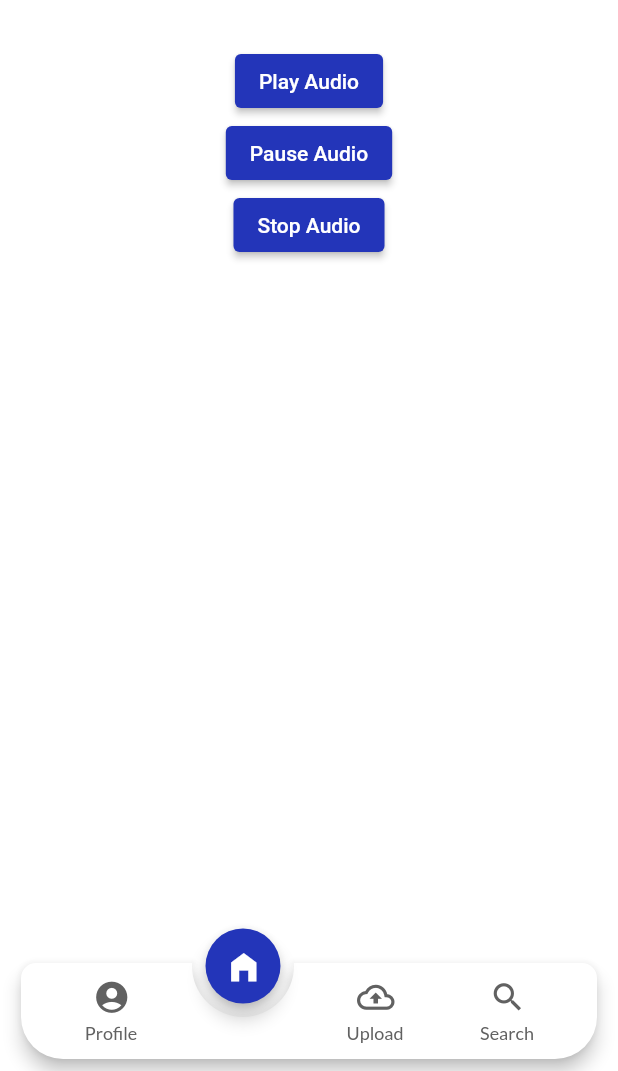
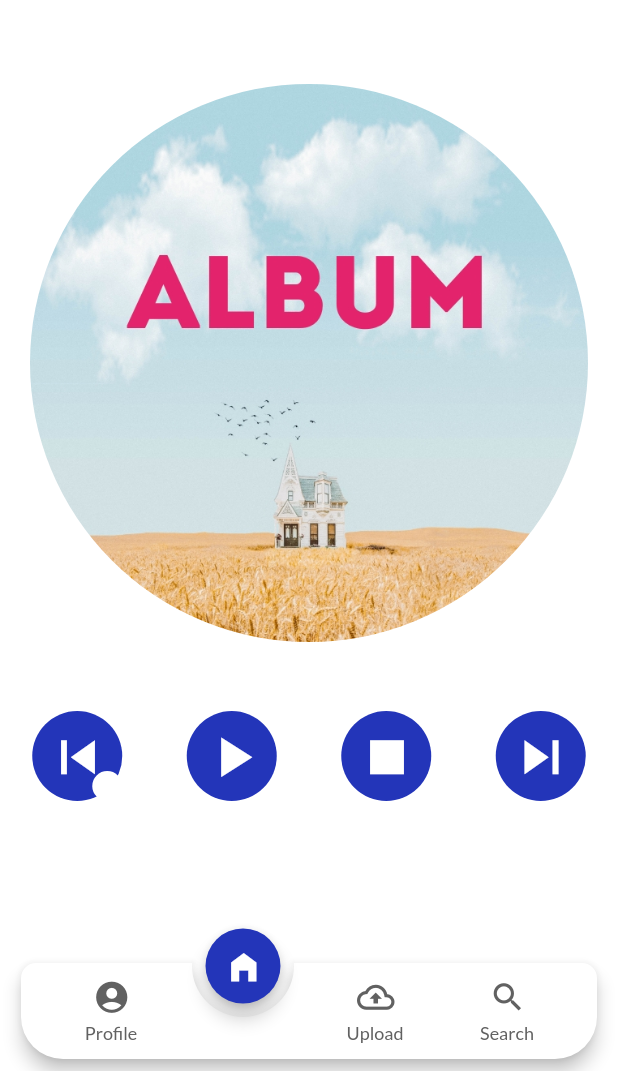
Before and after one commit to Samanrb/Internet_Radio_App, a Flutter app: the AudioPlayer_page screen opened directly, on a phone screen of 412 x 824 dp, the part 165-1236 px from its top. Run offline on Flutter 3.47's test engine with Material 2 defaults, Android fonts, the phone set to English and light mode, and no system bars; drawn by our look-alikes of animated_notch_bottom_bar; our stand-ins replace audioplayers, bloc, flutter_bloc, flutter_pw_validator, google_fonts; missing offline and left inert: dart:ffi; generated files the repository leaves out were written again.

Commit message:
player added

```diff
--- a/App_project/Flutter_app/flutter_internet_app/lib/audioplayer_page.dart
+++ b/App_project/Flutter_app/flutter_internet_app/lib/audioplayer_page.dart
@@ -1,4 +1,4 @@
-// ignore_for_file: camel_case_types, unused_import, unused_local_variable, prefer_const_literals_to_create_immutables, prefer_const_constructors, unused_field, no_leading_underscores_for_local_identifiers, unused_element, non_constant_identifier_names
+// ignore_for_file: camel_case_types, unused_import, unused_local_variable, prefer_const_literals_to_create_immutables, prefer_const_constructors, unused_field, no_leading_underscores_for_local_identifiers, unused_element, non_constant_identifier_names, must_be_immutable
 
 import 'dart:ffi';
 import 'dart:io';
@@ -14,7 +14,6 @@ import 'package:flutter_gen/gen_l10n/app_localizations.dart';
 import 'package:flutter_internet_app/splash_screen.dart';
 import 'package:flutter_pw_validator/flutter_pw_validator.dart';
 import 'package:audioplayers/audioplayers.dart';
-
 
 void main() {
   runApp(AudioPlayers(toggleThemeMode: () {
@@ -85,11 +84,9 @@ class AudioPlayer_page extends StatefulWidget {
 }
 
 class _AudioPlayer_pageState extends State<AudioPlayer_page> {
-
   @override
   Widget build(BuildContext context) {
     final localization = AppLocalizations.of(context)!;
-
 
     return Scaffold(
       resizeToAvoidBottomInset: true, //for keyboard
@@ -106,11 +103,27 @@ class _AudioPlayer_pageState extends State<AudioPlayer_page> {
                     child: Image(image: AssetImage('assets/images/logo.jpg'))),
               ),
             ),
-            SizedBox(
-              height: 20,
+            Expanded(
+              child: Center(
+                child: Padding(
+                  padding: EdgeInsets.all(15.0),
+                  child: ClipRRect(
+                    borderRadius: BorderRadius.circular(200),
+                    child: SizedBox(
+                      height: MediaQuery.of(context).size.width - 40,
+                      width: MediaQuery.of(context).size.width - 40,
+                      child: Image(
+                        image: AssetImage('assets/images/temp_axs.jpg'),
+                      ),
+                    ),
+                  ),
+                ),
+              ),
             ),
             AudioPlayerScreen(),
-
+            SizedBox(
+              height: 80,
+            )
           ],
         ),
       ),
@@ -119,46 +132,137 @@ class _AudioPlayer_pageState extends State<AudioPlayer_page> {
   }
 }
 
+class AudioPlayerScreen extends StatefulWidget {
+  const AudioPlayerScreen({super.key});
 
-class AudioPlayerScreen extends StatelessWidget {
-  const AudioPlayerScreen({super.key});
+  @override
+  State<AudioPlayerScreen> createState() => _AudioPlayerScreenState();
+}
+
+class _AudioPlayerScreenState extends State<AudioPlayerScreen> {
+  bool isPlaying = true;
+  bool firstTimePlayed = false;
+
+  void changePlayingState(bool newState) {
+    setState(() {
+      isPlaying = !isPlaying;
+    });
+  }
+
+  void changeFirstPlayed() {
+    setState(() {
+      firstTimePlayed = false;
+    });
+  }
 
   @override
   Widget build(BuildContext context) {
     return Center(
-        child: Column(
-          mainAxisAlignment: MainAxisAlignment.center,
+      child: Row(
+        mainAxisAlignment: MainAxisAlignment.spaceAround,
         children: <Widget>[
-            ElevatedButton(
-              style: ButtonStyle(
-                backgroundColor: MaterialStateProperty.all(MyAppColors().primaryColor),
+          Container(
+              //skip back 15
+              height: 60,
+              width: 60,
+              decoration: BoxDecoration(
+                borderRadius: BorderRadius.circular(32.5),
+                color: MyAppColors().primaryColor,
               ),
+              child: Stack(
+                children: [
+                  IconButton(
                     onPressed: () {
-                AudioPlayerManager.playAudioFromAsset('audio/temp_song.mp3');
+                      debugPrint("isPlaying is : $isPlaying");
+                      AudioPlayerManager.skipBackward();
                     },
-              child: Text('Play Audio'),
+                    icon: Icon(
+                      Icons.skip_previous,
+                      color: Colors.white,
+                      size: 45,
                     ),
-            ElevatedButton(
-              style: ButtonStyle(
-                backgroundColor: MaterialStateProperty.all(MyAppColors().primaryColor),
                   ),
+                  Positioned(
+                    bottom: 0,
+                    right: 0,
+                    child: Container(
+                      height: 20,
+                      width: 20,
+                        decoration: BoxDecoration(
+                          borderRadius: BorderRadius.circular(32.5),
+                          color: Colors.white,
+                        ),
+                        child: Center(child: Text("15"))),
+                  )
+                ],
+              )),
+          Container(
+              //play and pause
+              height: 60,
+              width: 60,
+              decoration: BoxDecoration(
+                borderRadius: BorderRadius.circular(32.5),
+                color: MyAppColors().primaryColor,
+              ),
+              child: IconButton(
                 onPressed: () {
+                  changePlayingState(true);
+                  debugPrint("isPlaying is : $isPlaying");
+                  if (isPlaying || firstTimePlayed) {
                     AudioPlayerManager.pauseAudio();
+                  } else {
+                    AudioPlayerManager.playAudioFromAsset(
+                        'audio/temp_song.mp3');
+                  }
                 },
-              child: Text('Pause Audio'),
+                icon: Icon(
+                  isPlaying || firstTimePlayed ? Icons.play_arrow : Icons.pause,
+                  color: Colors.white,
+                  size: 45,
                 ),
-            ElevatedButton(
-              style: ButtonStyle(
-                backgroundColor: MaterialStateProperty.all(MyAppColors().primaryColor),
+              )),
+          Container(
+              //stop
+              height: 60,
+              width: 60,
+              decoration: BoxDecoration(
+                borderRadius: BorderRadius.circular(32.5),
+                color: MyAppColors().primaryColor,
               ),
+              child: IconButton(
                 onPressed: () {
+                  changePlayingState(false);
+                  changeFirstPlayed();
+                  debugPrint("isPlaying is : $isPlaying");
                   AudioPlayerManager.stopAudio();
                 },
-              child: Text('Stop Audio'),
+                icon: Icon(
+                  Icons.stop,
+                  color: Colors.white,
+                  size: 45,
                 ),
+              )),
+          Container(
+              //skip15
+              height: 60,
+              width: 60,
+              decoration: BoxDecoration(
+                borderRadius: BorderRadius.circular(32.5),
+                color: MyAppColors().primaryColor,
+              ),
+              child: IconButton(
+                onPressed: () {
+                  debugPrint("isPlaying is : $isPlaying");
+                  AudioPlayerManager.skipForward();
+                },
+                icon: Icon(
+                  Icons.skip_next,
+                  color: Colors.white,
+                  size: 45,
+                ),
+              )),
         ],
       ),
-
     );
   }
 }
@@ -168,7 +272,7 @@ class AudioPlayerManager {
 
   static Future<void> playAudioFromAsset(String assetPath) async {
     Source audio_source = AssetSource(assetPath);
-    await audioPlayer.stop();
+    //await audioPlayer.stop();
     await audioPlayer.play(audio_source);
   }
 
@@ -179,4 +283,18 @@ class AudioPlayerManager {
   static Future<void> stopAudio() async {
     await audioPlayer.stop();
   }
+
+  static Future<void> skipForward() async {
+    final position = await audioPlayer.getCurrentPosition();
+    final newPosition =
+        position! + Duration(seconds: 15); // Skip forward by 15 seconds
+    await audioPlayer.seek(newPosition);
   }
+
+  static Future<void> skipBackward() async {
+    final position = await audioPlayer.getCurrentPosition();
+    final newPosition =
+        position! - Duration(seconds: 15); // Skip backward by 15 seconds
+    await audioPlayer.seek(newPosition);
+  }
+}
```
Also changed, not shown: 2 other files. Lines whose indentation alone changed are shown as unchanged.
